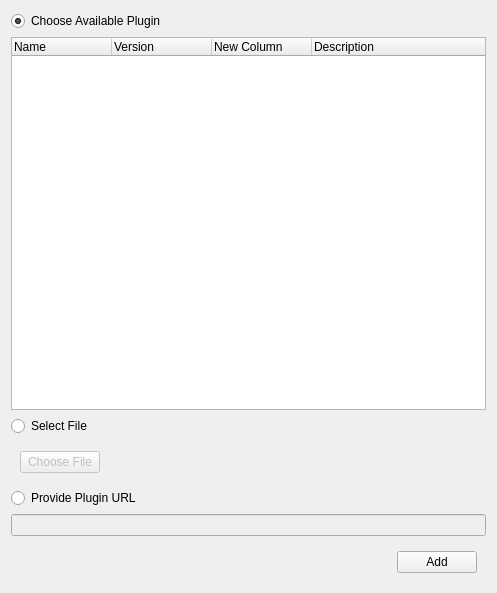
The window that meg_runtime/ui/addpluginpanel.ui (ibedard16/Runtime) describes before a commit, drawn with Qt 5.
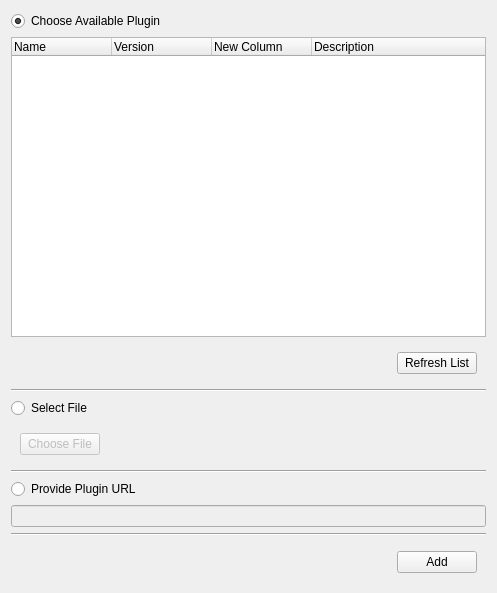
The same window after the commit.

Commit message:
Add refresh available list button (#11)
This adds a pr to refresh the available list of plugins. Sometimes, the list can update while the user is unaware, so they need a refresh button to see the list.

That, and the list wasn't loading on initial component load.

The edit to the form file:
```diff
--- a/meg_runtime/ui/addpluginpanel.ui
+++ b/meg_runtime/ui/addpluginpanel.ui
@@ -54,6 +54,45 @@
      </column>
     </widget>
    </item>
+   <item>
+    <widget class="QWidget" name="horizontalWidget" native="true">
+     <property name="minimumSize">
+      <size>
+       <width>0</width>
+       <height>20</height>
+      </size>
+     </property>
+     <layout class="QHBoxLayout" name="horizontalLayout_3">
+      <item>
+       <spacer name="horizontalSpacer_3">
+        <property name="orientation">
+         <enum>Qt::Horizontal</enum>
+        </property>
+        <property name="sizeHint" stdset="0">
+         <size>
+          <width>40</width>
+          <height>20</height>
+         </size>
+        </property>
+       </spacer>
+      </item>
+      <item>
+       <widget class="QPushButton" name="refreshAvailableButton">
+        <property name="text">
+         <string>Refresh List</string>
+        </property>
+       </widget>
+      </item>
+     </layout>
+    </widget>
+   </item>
+   <item>
+    <widget class="Line" name="line">
+     <property name="orientation">
+      <enum>Qt::Horizontal</enum>
+     </property>
+    </widget>
+   </item>
    <item>
     <widget class="QRadioButton" name="fileRadioButton">
      <property name="text">
@@ -109,6 +148,13 @@
      </layout>
     </widget>
    </item>
+   <item>
+    <widget class="Line" name="line_2">
+     <property name="orientation">
+      <enum>Qt::Horizontal</enum>
+     </property>
+    </widget>
+   </item>
    <item>
     <widget class="QRadioButton" name="urlRadioButton">
      <property name="text">
@@ -123,6 +169,13 @@
      </property>
     </widget>
    </item>
+   <item>
+    <widget class="Line" name="line_3">
+     <property name="orientation">
+      <enum>Qt::Horizontal</enum>
+     </property>
+    </widget>
+   </item>
    <item>
     <widget class="QWidget" name="horizontalWidget" native="true">
      <property name="minimumSize">
```
The commit also changes 1 other file.
